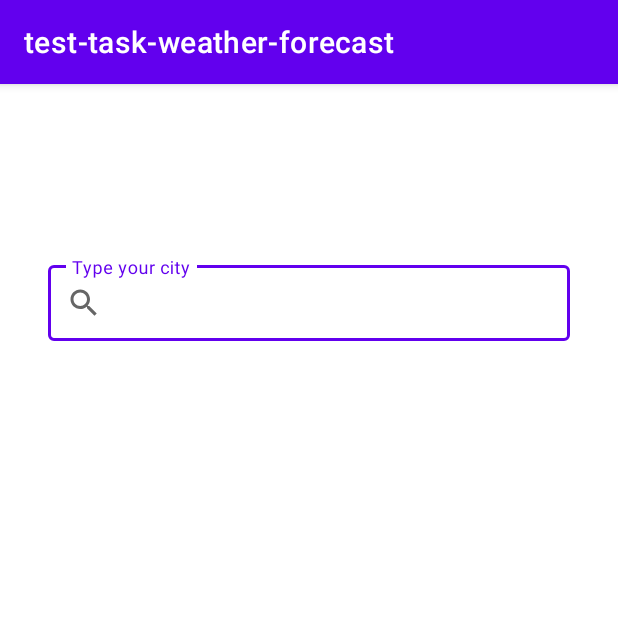
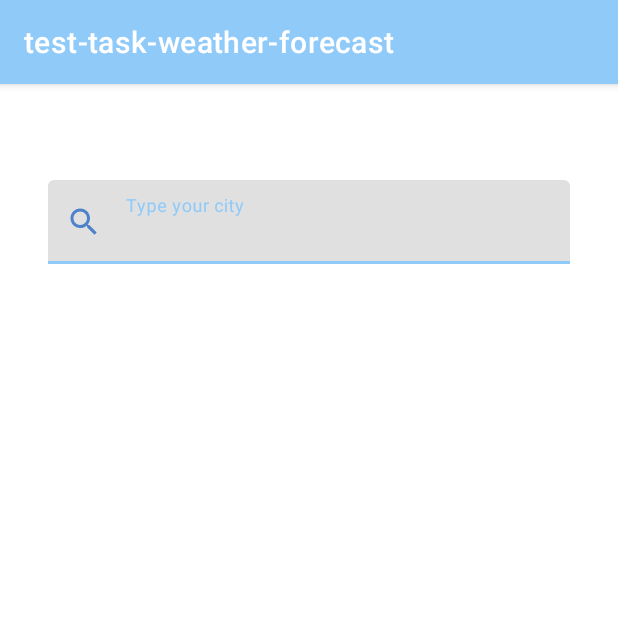
Before and after one commit to P-BUS/test-task-numbers-facts, an Android app: the screen it shows after launch (MainActivity), on a phone screen of 412 x 824 dp, the top half of it. Run offline under Robolectric (Android 15) with nearby library versions, the phone set to English and light mode, and no system bars; our stand-ins replace Dagger/Hilt's generated code, Room's generated code.

Commit message:
changing colors

```diff
--- a/app/src/main/java/com/example/test_task_weather_forecast/ui/WeatherFragment.kt
+++ b/app/src/main/java/com/example/test_task_weather_forecast/ui/WeatherFragment.kt
@@ -125,6 +125,7 @@ class WeatherFragment : Fragment() {
                 object : CancellationToken() {
                     override fun onCanceledRequested(listener: OnTokenCanceledListener) =
                         CancellationTokenSource().token
+
                     override fun isCancellationRequested() = false
                 })
                 .addOnSuccessListener { location: Location? ->
--- a/app/src/main/res/layout/item_view.xml
+++ b/app/src/main/res/layout/item_view.xml
@@ -6,7 +6,6 @@
     android:layout_height="wrap_content"
     android:layout_margin="@dimen/margin_small"
     android:elevation="@dimen/elevation">
-
 
     <LinearLayout
         android:layout_width="match_parent"
@@ -19,6 +18,7 @@
             android:layout_height="wrap_content"
             android:layout_gravity="center"
             android:layout_margin="@dimen/margin_small"
+            android:textColor="@color/secondaryDarkColor"
             android:textSize="@dimen/small_text"
             tools:text="26.01.2023" />
 
@@ -33,9 +33,10 @@
             android:id="@+id/tv_temperature"
             android:layout_width="wrap_content"
             android:layout_height="wrap_content"
-            android:text="@string/temperature"
             android:layout_gravity="center"
             android:layout_margin="@dimen/margin_small"
+            android:text="@string/temperature"
+            android:textColor="@color/secondaryDarkColor"
             android:textSize="@dimen/medium_text"
             tools:text="+10 *C" />
 
--- a/app/src/main/res/layout/weather_fragment.xml
+++ b/app/src/main/res/layout/weather_fragment.xml
@@ -10,29 +10,33 @@
         android:id="@+id/tv_city"
         android:layout_width="wrap_content"
         android:layout_height="wrap_content"
-        android:layout_marginTop="@dimen/margin_xlarge"
+        android:layout_marginTop="@dimen/margin_large"
         android:gravity="center"
+        android:textAllCaps="true"
+        android:textColor="@color/secondaryDarkColor"
         android:textSize="@dimen/large_text"
         app:layout_constraintEnd_toEndOf="parent"
         app:layout_constraintStart_toStartOf="parent"
-        app:layout_constraintTop_toTopOf="parent"
+        app:layout_constraintTop_toBottomOf="@id/il_input_city"
+        tools:layout_editor_absoluteY="64dp"
         tools:text="@string/city" />
 
     <com.google.android.material.textfield.TextInputLayout
         android:id="@+id/il_input_city"
-        style="@style/Widget.MaterialComponents.TextInputLayout.OutlinedBox"
+        style="@style/MyTextInputLayout"
         android:layout_width="match_parent"
         android:layout_height="56dp"
-        android:layout_marginStart="@dimen/margin_large"
-        android:layout_marginTop="@dimen/margin_small"
-        android:layout_marginEnd="@dimen/margin_large"
+        android:layout_marginHorizontal="@dimen/margin_large"
+        android:layout_marginTop="@dimen/margin_xlarge"
         android:hint="@string/hint_city"
         app:endIconMode="clear_text"
         app:errorContentDescription=""
         app:errorIconDrawable="@drawable/ic_error_outline_24"
+        app:layout_constraintEnd_toEndOf="parent"
         app:layout_constraintStart_toStartOf="parent"
-        app:layout_constraintTop_toBottomOf="@id/tv_city"
-        app:startIconDrawable="@drawable/ic_search_24">
+        app:layout_constraintTop_toTopOf="parent"
+        app:startIconDrawable="@drawable/ic_search_24"
+        app:startIconTint="@color/secondaryDarkColor">
 
         <com.google.android.material.textfield.TextInputEditText
             android:id="@+id/et_edit_city"
@@ -51,13 +55,15 @@
         android:scaleType="fitCenter"
         app:layout_constraintEnd_toEndOf="parent"
         app:layout_constraintStart_toStartOf="parent"
-        app:layout_constraintTop_toBottomOf="@id/il_input_city" />
+        app:layout_constraintTop_toBottomOf="@id/tv_city"
+        tools:layout_editor_absoluteY="56dp" />
 
     <TextView
         android:id="@+id/tv_temperature"
         android:layout_width="wrap_content"
         android:layout_height="wrap_content"
         android:text="@string/temperature"
+        android:textColor="@color/secondaryDarkColor"
         android:textSize="@dimen/large_text"
         android:visibility="invisible"
         app:layout_constraintEnd_toEndOf="parent"
@@ -70,6 +76,7 @@
         android:layout_width="wrap_content"
         android:layout_height="wrap_content"
         android:layout_margin="@dimen/margin_medium"
+        android:textColor="@color/secondaryDarkColor"
         android:textSize="@dimen/medium_text"
         app:layout_constraintBottom_toTopOf="@+id/rv_weather_scroll"
         app:layout_constraintEnd_toEndOf="parent"
--- a/app/src/main/res/values/colors.xml
+++ b/app/src/main/res/values/colors.xml
@@ -1,5 +1,5 @@
 <?xml version="1.0" encoding="utf-8"?>
-<resources>
+<resources xmlns:tools="http://schemas.android.com/tools">
     <color name="purple_200">#FFBB86FC</color>
     <color name="purple_500">#FF6200EE</color>
     <color name="purple_700">#FF3700B3</color>
@@ -7,4 +7,13 @@
     <color name="teal_700">#FF018786</color>
     <color name="black">#FF000000</color>
     <color name="white">#FFFFFFFF</color>
+    <color name="primaryColor">#90caf9</color>
+    <color name="primaryLightColor">#c3fdff</color>
+    <color name="primaryDarkColor">#5d99c6</color>
+    <color name="secondaryColor">#82b1ff</color>
+    <color name="secondaryLightColor">#b6e3ff</color>
+    <color name="secondaryDarkColor">#4d82cb</color>
+    <color name="primaryTextColor">#000000</color>
+    <color name="secondaryTextColor">#000000</color>
+    <color name="mtrl_textinput_default_box_stroke_color" tools:override="true">#4d82cb</color>
 </resources>
--- a/app/src/main/res/values/themes.xml
+++ b/app/src/main/res/values/themes.xml
@@ -1,14 +1,14 @@
-<resources xmlns:tools="http://schemas.android.com/tools">
+<resources>
     <!-- Base application theme. -->
     <style name="Theme.Testtaskweatherforecast" parent="Theme.MaterialComponents.DayNight.DarkActionBar">
         <!-- Primary brand color. -->
-        <item name="colorPrimary">@color/purple_500</item>
-        <item name="colorPrimaryVariant">@color/purple_700</item>
-        <item name="colorOnPrimary">@color/white</item>
+        <item name="colorPrimary">@color/primaryColor</item>
+        <item name="colorPrimaryVariant">@color/primaryDarkColor</item>
+        <item name="colorOnPrimary">@color/primaryLightColor</item>
         <!-- Secondary brand color. -->
-        <item name="colorSecondary">@color/teal_200</item>
-        <item name="colorSecondaryVariant">@color/teal_700</item>
-        <item name="colorOnSecondary">@color/black</item>
+        <item name="colorSecondary">@color/secondaryColor</item>
+        <item name="colorSecondaryVariant">@color/secondaryDarkColor</item>
+        <item name="colorOnSecondary">@color/secondaryLightColor</item>
         <!-- Status bar color. -->
         <item name="android:statusBarColor">?attr/colorPrimaryVariant</item>
         <!-- Customize your theme here. -->
```
Lines whose indentation alone changed are shown as unchanged.
